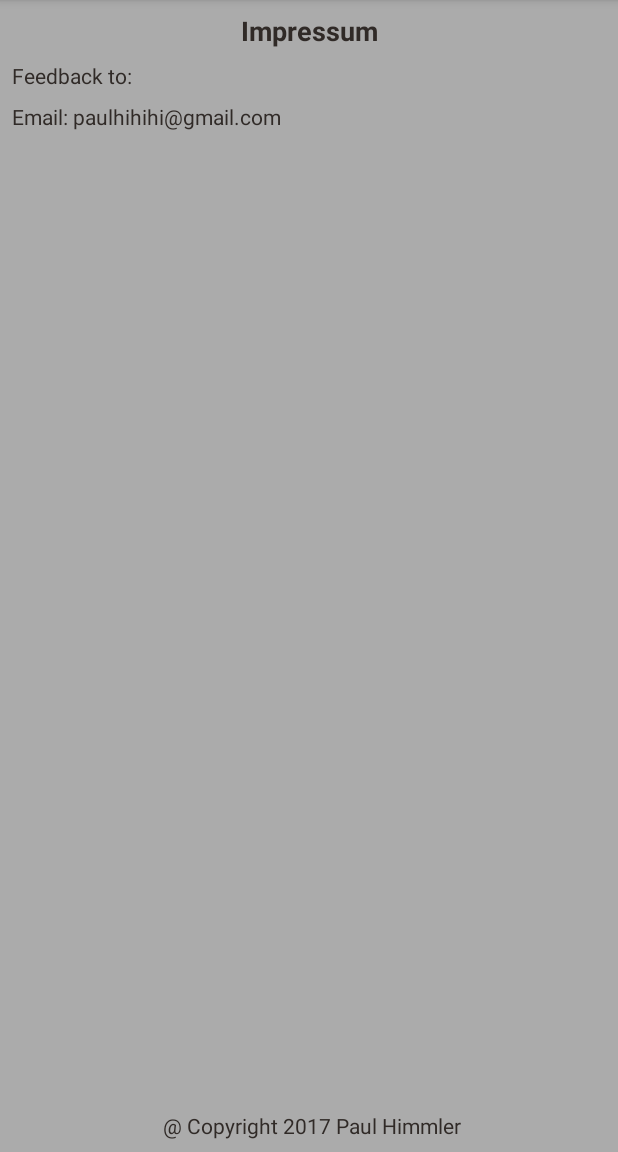
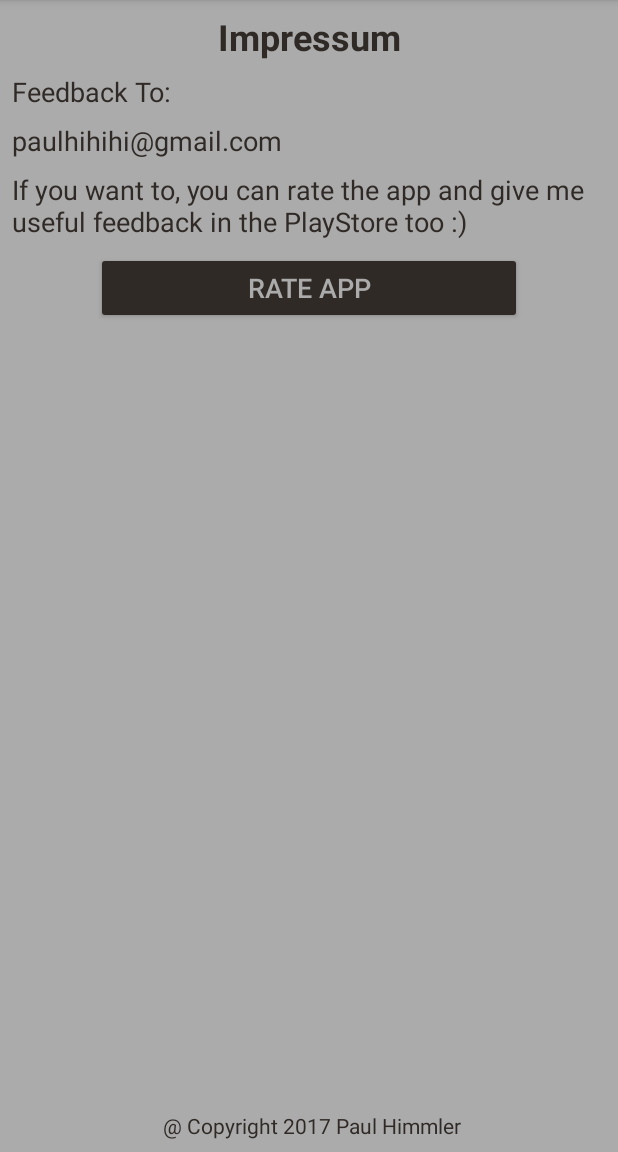
Before and after one commit to Paul-Hi/Tiles, an Android app: the ImpressumActivity screen opened directly, with no data from a screen before it, on a phone screen of 412 x 824 dp, the part 84-1236 px from its top. Run offline under Robolectric (Android 15) with nearby library versions, the phone set to English and light mode, and no system bars.

```diff
--- a/app/src/main/java/pit/opengles/ImpressumActivity.java
+++ b/app/src/main/java/pit/opengles/ImpressumActivity.java
@@ -1,7 +1,11 @@
 package pit.opengles;
 
 import android.app.Activity;
+import android.content.Intent;
+import android.net.Uri;
 import android.os.Bundle;
+import android.view.View;
+import android.widget.Button;
 
 /**
  * Created by paulh on 30.10.2017.
@@ -13,5 +17,20 @@ public class ImpressumActivity extends Activity {
     {
         super.onCreate(savedInstanceState);
         setContentView(R.layout.impressum_activity);
+
+        Button rate = (Button) findViewById(R.id.rate);
+        rate.setOnClickListener(new Button.OnClickListener(){
+            @Override
+            public void onClick(View v) {
+                try
+                {
+                    startActivity(new Intent(Intent.ACTION_VIEW, Uri.parse("market:://details?id=pit.opengles")));
+                }
+                catch(Exception e)
+                {
+                    startActivity(new Intent(Intent.ACTION_VIEW, Uri.parse("https://play.google.com/store/apps/details?id=pit.opengles")));
+                }
+            }
+        });
     }
 }
--- a/app/src/main/java/pit/opengles/WallpaperMainActivity.java
+++ b/app/src/main/java/pit/opengles/WallpaperMainActivity.java
@@ -116,6 +116,7 @@ public class WallpaperMainActivity extends Activity {
         parallaxToggle.setOnCheckedChangeListener( new CompoundButton.OnCheckedChangeListener(){
             @Override
             public void onCheckedChanged(CompoundButton buttonView, boolean isChecked) {
+                changed = true;
                 if(isChecked)
                 {
                     _mGLSurfaceView.activateSensors(true);
--- a/app/src/main/res/layout/impressum_activity.xml
+++ b/app/src/main/res/layout/impressum_activity.xml
@@ -17,9 +17,9 @@
         android:layout_marginStart="8dp"
         android:layout_marginTop="8dp"
         android:text="Impressum"
+        android:textAlignment="center"
         android:textColor="@color/colorPrimaryDark"
-        android:textAlignment="center"
-        android:textSize="18sp"
+        android:textSize="24sp"
         android:textStyle="bold"
         app:layout_constraintEnd_toEndOf="parent"
         app:layout_constraintStart_toStartOf="parent"
@@ -32,8 +32,9 @@
         android:layout_marginEnd="8dp"
         android:layout_marginStart="8dp"
         android:layout_marginTop="8dp"
-        android:text="Feedback to:"
+        android:text="Feedback To:"
         android:textColor="@color/colorPrimaryDark"
+        android:textSize="18sp"
         app:layout_constraintEnd_toEndOf="parent"
         app:layout_constraintHorizontal_bias="0.0"
         app:layout_constraintStart_toStartOf="parent"
@@ -46,13 +47,30 @@
         android:layout_marginEnd="8dp"
         android:layout_marginStart="8dp"
         android:layout_marginTop="8dp"
-        android:text="Email: paulhihihi@gmail.com"
+        android:text="paulhihihi@gmail.com"
+        android:textAlignment="viewStart"
         android:textColor="@color/colorPrimaryDark"
-        android:textAlignment="viewStart"
+        android:textSize="18sp"
         app:layout_constraintEnd_toEndOf="parent"
         app:layout_constraintHorizontal_bias="0.0"
         app:layout_constraintStart_toStartOf="parent"
         app:layout_constraintTop_toBottomOf="@+id/textView3" />
+
+    <TextView
+        android:id="@+id/textView8"
+        android:layout_width="0dp"
+        android:layout_height="wrap_content"
+        android:layout_marginEnd="16dp"
+        android:layout_marginStart="8dp"
+        android:layout_marginTop="8dp"
+        android:text="If you want to, you can rate the app and give me useful feedback in the PlayStore too :)"
+        android:textAlignment="viewStart"
+        android:textColor="@color/colorPrimaryDark"
+        android:textSize="18sp"
+        app:layout_constraintEnd_toEndOf="parent"
+        app:layout_constraintHorizontal_bias="0.0"
+        app:layout_constraintStart_toStartOf="parent"
+        app:layout_constraintTop_toBottomOf="@+id/textView4" />
 
     <TextView
         android:id="@+id/textView5"
@@ -67,6 +85,22 @@
         app:layout_constraintBottom_toBottomOf="parent"
         app:layout_constraintEnd_toEndOf="parent"
         app:layout_constraintStart_toStartOf="parent"
-        app:layout_constraintTop_toBottomOf="@+id/textView4"
+        app:layout_constraintTop_toBottomOf="@+id/rate"
         app:layout_constraintVertical_bias="1.0" />
+
+    <Button
+        android:id="@+id/rate"
+        android:layout_width="0dp"
+        android:layout_height="wrap_content"
+        android:layout_marginEnd="64dp"
+        android:layout_marginStart="64dp"
+        android:layout_marginTop="8dp"
+        android:backgroundTint="@color/colorPrimaryDark"
+        android:text="Rate App"
+        android:textColor="@color/colorPrimary"
+        android:textSize="18sp"
+        app:layout_constraintEnd_toEndOf="parent"
+        app:layout_constraintHorizontal_bias="0.1"
+        app:layout_constraintStart_toStartOf="parent"
+        app:layout_constraintTop_toBottomOf="@+id/textView8" />
 </android.support.constraint.ConstraintLayout>
--- a/app/src/main/res/values/strings.xml
+++ b/app/src/main/res/values/strings.xml
@@ -3,5 +3,4 @@
     <string name="short_name">Tiles</string>
     <string name="ad_mob_id">ca-app-pub-6496680407589387~2702520004</string>
     <string name="ad_mob_banner">ca-app-pub-6496680407589387/7714995925</string>
-
 </resources>
```
Also changed, not shown: app/src/main/java/pit/opengles/GLESPlaneAnimatedRenderer.java (+19 -4 lines), app/src/main/res/layout/wallpaper_activity_main.xml (+27 -2 lines).
